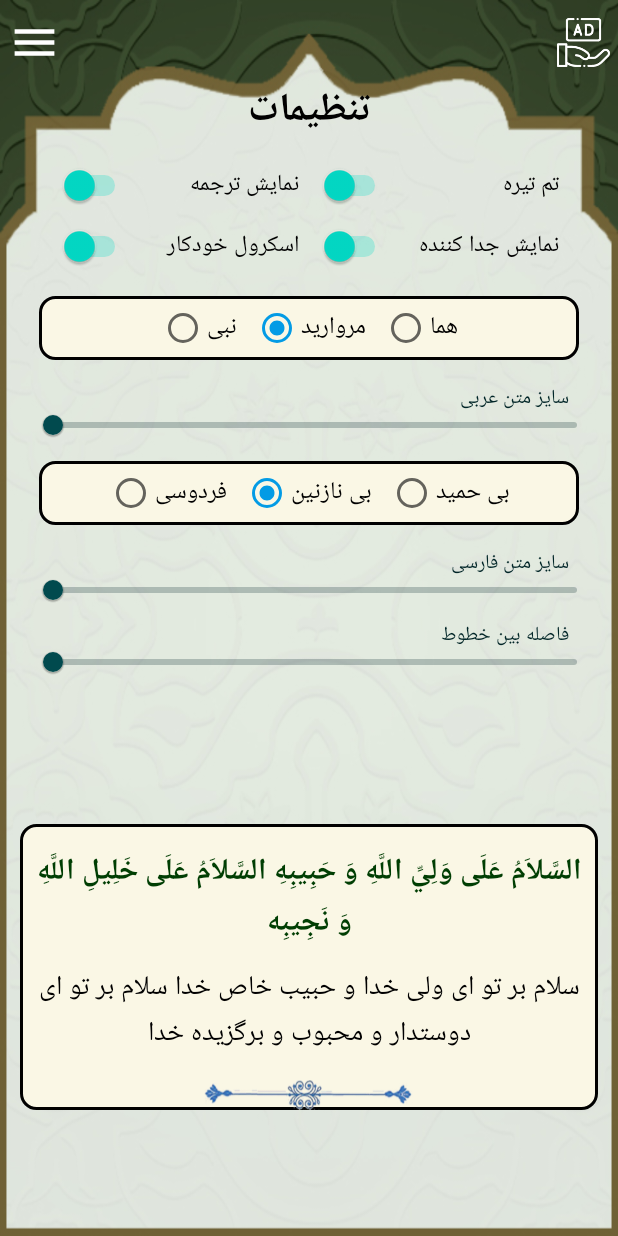
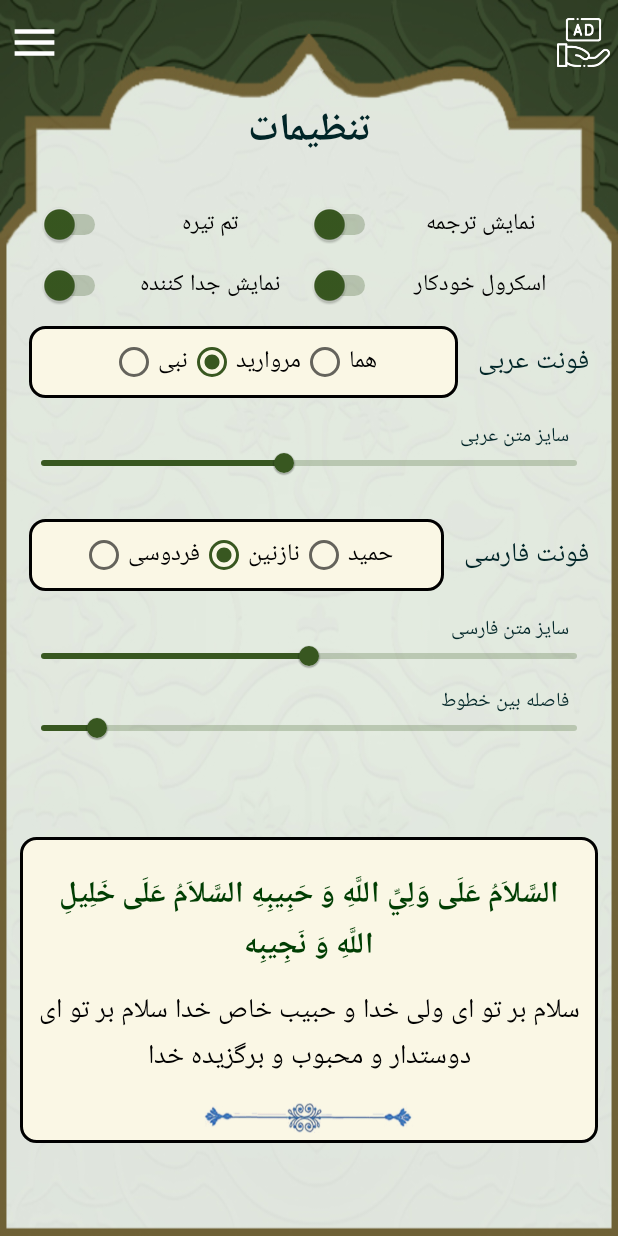
Before and after one commit to mohammadyt9731/Arbaeen-Pilgirmage, an Android app: the screen it shows after launch (MainActivity), in the side drawer, after a tap on "تنظیمات", on a phone screen of 412 x 824 dp. Run offline under Robolectric (Android 15) with nearby library versions, the phone set to English and light mode, and no system bars; our stand-ins replace sdp/ssp sizes; libraries missing offline, so code that uses them is left out: ir.tapsell.plus, ir.tapsell.sdk; 5 statements that could not run were skipped.

Commit message:
design setting view

```diff
--- a/app/src/main/res/layout/fragment_arabic_font.xml
+++ b/app/src/main/res/layout/fragment_arabic_font.xml
@@ -33,19 +33,19 @@
 
                 <RadioButton
                     android:id="@+id/rb_arabic_font3"
-                    style="@style/radio_button_font"
+                    style="@style/rb_font_style"
                     android:text="@string/nabi"
                     />
 
                 <RadioButton
                     android:id="@+id/rb_arabic_font2"
-                    style="@style/radio_button_font"
+                    style="@style/rb_font_style"
                     android:checked="true"
                     android:text="@string/morvarid" />
 
                 <RadioButton
                     android:id="@+id/rb_arabic_font1"
-                    style="@style/radio_button_font"
+                    style="@style/rb_font_style"
                     android:text="@string/homa" />
 
             </RadioGroup>
--- a/app/src/main/res/layout/fragment_persian_font.xml
+++ b/app/src/main/res/layout/fragment_persian_font.xml
@@ -33,18 +33,18 @@
 
                 <RadioButton
                     android:id="@+id/rb_persian_font3"
-                    style="@style/radio_button_font"
+                    style="@style/rb_font_style"
                     android:text="فردوسی" />
 
                 <RadioButton
                     android:id="@+id/rb_persian_font2"
-                    style="@style/radio_button_font"
+                    style="@style/rb_font_style"
                     android:checked="true"
                     android:text="بی نازنین" />
 
                 <RadioButton
                     android:id="@+id/rb_persian_font1"
-                    style="@style/radio_button_font"
+                    style="@style/rb_font_style"
                     android:text="بی حمید" />
 
             </RadioGroup>
--- a/app/src/main/res/layout/fragment_setting.xml
+++ b/app/src/main/res/layout/fragment_setting.xml
@@ -10,27 +10,21 @@
     <androidx.constraintlayout.widget.ConstraintLayout
         android:layout_width="match_parent"
         android:layout_height="wrap_content"
-        android:background="@drawable/bg_study"
-
-        android:clickable="true">
+        android:background="@drawable/bg_study">
 
         <TextView
             android:id="@+id/tv_header_setting"
+            style="@style/tv_title_page_style"
             android:layout_width="match_parent"
-            android:layout_height="wrap_content"
-            android:layout_marginTop="@dimen/_40sdp"
-            android:gravity="center"
             android:text="@string/setting"
-            android:textColor="@color/black"
-            android:textSize="@dimen/_20ssp"
-            android:textStyle="bold"
             app:layout_constraintTop_toTopOf="parent" />
 
         <LinearLayout
-            android:id="@+id/ll_switch"
+            android:id="@+id/ll_switch_setting"
             android:layout_width="match_parent"
             android:layout_height="wrap_content"
-            android:layout_marginTop="@dimen/_10sdp"
+            android:layout_marginHorizontal="@dimen/_20sdp"
+            android:layout_marginTop="@dimen/_20sdp"
             android:orientation="vertical"
             app:layout_constraintTop_toBottomOf="@+id/tv_header_setting">
 
@@ -38,30 +32,16 @@
                 android:layout_width="match_parent"
                 android:layout_height="0dp"
                 android:layout_weight="1"
+                android:layoutDirection="rtl"
                 android:orientation="horizontal">
 
                 <Switch
-                    android:layout_width="0dp"
-                    android:layout_height="wrap_content"
-                    android:layout_marginLeft="@dimen/_30sdp"
-                    android:layout_marginRight="@dimen/_10sdp"
-                    android:layout_weight="1"
-                    android:checked="true"
-                    android:layoutDirection="rtl"
-                    android:text="@string/show_translation"
-                    android:textSize="@dimen/_12ssp"
-                    android:theme="@style/slider_theme" />
+                    style="@style/switch_style"
+                    android:text="@string/show_translation" />
 
                 <Switch
-                    android:layout_width="0dp"
-                    android:layout_height="wrap_content"
-                    android:layout_marginRight="@dimen/_30sdp"
-                    android:layout_weight="1"
-                    android:checked="true"
-                    android:layoutDirection="rtl"
-                    android:text="@string/dark_theme"
-                    android:textSize="@dimen/_12ssp"
-                    android:theme="@style/slider_theme" />
+                    style="@style/switch_style"
+                    android:text="@string/dark_theme" />
 
 
             </LinearLayout>
@@ -71,66 +51,56 @@
                 android:layout_height="0dp"
                 android:layout_marginTop="@dimen/_10sdp"
                 android:layout_weight="1"
+                android:layoutDirection="rtl"
                 android:orientation="horizontal">
 
                 <Switch
-                    android:layout_width="0dp"
-                    android:layout_height="wrap_content"
-                    android:layout_marginLeft="@dimen/_30sdp"
-                    android:layout_marginRight="@dimen/_10sdp"
-                    android:layout_weight="1"
-                    android:checked="true"
-                    android:layoutDirection="rtl"
-                    android:text="@string/auto_scroll"
-                    android:textSize="@dimen/_12ssp"
-                    android:theme="@style/slider_theme" />
+                    style="@style/switch_style"
+                    android:text="@string/auto_scroll" />
 
                 <Switch
-                    android:layout_width="0dp"
-                    android:layout_height="wrap_content"
-                    android:layout_marginRight="@dimen/_30sdp"
-                    android:layout_weight="1"
-                    android:checked="true"
-                    android:layoutDirection="rtl"
-                    android:text="نمایش جدا کننده"
-                    android:textSize="@dimen/_12ssp"
-                    android:theme="@style/slider_theme" />
+                    style="@style/switch_style"
+                    android:text="نمایش جدا کننده" />
 
 
             </LinearLayout>
 
         </LinearLayout>
 
+        <TextView
+            android:id="@+id/tv_arabic_font"
+            style="@style/tv_guide_font_style"
+            android:elevation="10dp"
+            android:text="فونت عربی"
+            app:layout_constraintBottom_toBottomOf="@id/rg_arabic_fonts"
+            app:layout_constraintRight_toRightOf="parent"
+            app:layout_constraintTop_toTopOf="@id/rg_arabic_fonts"
+
+
+            />
 
         <RadioGroup
             android:id="@+id/rg_arabic_fonts"
-            android:layout_marginHorizontal="@dimen/_20sdp"
-            android:layout_marginTop="@dimen/_15sdp"
-            android:layout_marginBottom="@dimen/_20sdp"
-            android:layout_width="match_parent"
-            android:layout_height="wrap_content"
-
-
-            android:background="@drawable/paragraph_background"
-            android:gravity="center"
-            android:orientation="horizontal"
-            app:layout_constraintTop_toBottomOf="@id/ll_switch"
-            >
+            style="@style/rg_font_setting_style"
+            android:layout_width="0dp"
+            app:layout_constraintLeft_toLeftOf="parent"
+            app:layout_constraintRight_toLeftOf="@id/tv_arabic_font"
+            app:layout_constraintTop_toBottomOf="@id/ll_switch_setting">
 
             <RadioButton
                 android:id="@+id/rb_arabic_font3"
-                style="@style/radio_button_font"
+                style="@style/rb_font_style"
                 android:text="@string/nabi" />
 
             <RadioButton
                 android:id="@+id/rb_arabic_font2"
-                style="@style/radio_button_font"
+                style="@style/rb_font_style"
                 android:checked="true"
                 android:text="@string/morvarid" />
 
             <RadioButton
                 android:id="@+id/rb_arabic_font1"
-                style="@style/radio_button_font"
+                style="@style/rb_font_style"
                 android:text="@string/homa" />
 
         </RadioGroup>
@@ -146,38 +116,49 @@
         <com.google.android.material.slider.Slider
             android:id="@+id/slider_arabic_text_size"
             style="@style/slider_style"
+            android:valueFrom="12"
+            android:valueTo="34"
+            android:value="22"
+          android:stepSize="1"
             android:layout_width="match_parent"
             android:layout_marginTop="@dimen/_15sdp"
             app:layout_constraintTop_toBottomOf="@id/rg_arabic_fonts" />
 
+        <TextView
+            android:id="@+id/tv_persian_font"
+            style="@style/tv_guide_font_style"
+            android:elevation="10dp"
+            android:text="فونت فارسی"
+            app:layout_constraintBottom_toBottomOf="@id/rg_persian_fonts"
+            app:layout_constraintRight_toRightOf="parent"
+            app:layout_constraintTop_toTopOf="@id/rg_persian_fonts"
+
+
+            />
 
         <RadioGroup
             android:id="@+id/rg_persian_fonts"
-            android:layout_width="match_parent"
-            android:layout_height="wrap_content"
-            android:layout_marginHorizontal="@dimen/_20sdp"
-            android:layout_marginBottom="@dimen/_10sdp"
-            app:layout_constraintTop_toBottomOf="@id/slider_arabic_text_size"
-            android:background="@drawable/paragraph_background"
-            android:gravity="center"
-            android:orientation="horizontal"
-            >
+            style="@style/rg_font_setting_style"
+            android:layout_width="0dp"
+            app:layout_constraintRight_toLeftOf="@id/tv_persian_font"
+            app:layout_constraintLeft_toLeftOf="parent"
+            app:layout_constraintTop_toBottomOf="@id/slider_arabic_text_size">
 
             <RadioButton
                 android:id="@+id/rb_persian_font3"
-                style="@style/radio_button_font"
+                style="@style/rb_font_style"
                 android:text="فردوسی" />
 
             <RadioButton
                 android:id="@+id/rb_persian_font2"
-                style="@style/radio_button_font"
+                style="@style/rb_font_style"
                 android:checked="true"
-                android:text="بی نازنین" />
+                android:text="نازنین" />
 
             <RadioButton
                 android:id="@+id/rb_persian_font1"
-                style="@style/radio_button_font"
-                android:text="بی حمید" />
+                style="@style/rb_font_style"
+                android:text="حمید" />
 
         </RadioGroup>
 
@@ -191,9 +172,13 @@
         <com.google.android.material.slider.Slider
             android:id="@+id/slider_persian_text_size"
             style="@style/slider_style"
+            android:layout_width="match_parent"
+            android:valueFrom="10"
+            android:value="20"
+            android:valueTo="30"
+            android:stepSize="1"
             android:layout_marginTop="@dimen/_15sdp"
-            android:layout_width="match_parent"
-           app:layout_constraintTop_toBottomOf="@id/rg_persian_fonts" />
+            app:layout_constraintTop_toBottomOf="@id/rg_persian_fonts" />
 
         <TextView
             style="@style/tv_guide_slider_style"
@@ -204,19 +189,24 @@
         <com.google.android.material.slider.Slider
             android:id="@+id/slider_line_spacing"
             style="@style/slider_style"
+            android:valueFrom="0"
+            android:valueTo="10"
+            android:stepSize="1"
+            android:value="1"
             android:layout_width="match_parent"
-app:layout_constraintTop_toBottomOf="@id/slider_persian_text_size"
-            />
+            app:layout_constraintTop_toBottomOf="@id/slider_persian_text_size" />
 
         <LinearLayout
+            android:padding="@dimen/_5sdp"
             android:id="@+id/ll_sample_paragraph"
             android:layout_width="match_parent"
             android:layout_height="wrap_content"
-            android:layout_margin="@dimen/_10sdp"
+            android:layout_marginHorizontal="@dimen/_10sdp"
             android:background="@drawable/paragraph_background"
             android:orientation="vertical"
-            app:layout_constraintTop_toBottomOf="@id/slider_line_spacing"
-            app:layout_constraintBottom_toBottomOf="parent">
+            android:layout_marginBottom="@dimen/_10sdp"
+            app:layout_constraintBottom_toBottomOf="parent"
+            app:layout_constraintTop_toBottomOf="@id/slider_line_spacing">
 
             <TextView
                 android:id="@+id/tv_arabic_text"
--- /dev/null
+++ b/app/src/main/res/values/Integers.xml
@@ -0,0 +1,15 @@
+<?xml version="1.0" encoding="utf-8"?>
+<resources>
+
+    <integer name="max_arabic_text_size">12</integer>
+    <integer name="min_arabic_text_size">34</integer>
+
+    <integer name="max_persian_text_size">10</integer>
+    <integer name="min_persian_text_size">30</integer>
+
+    <integer name="max_line_space">0</integer>
+    <integer name="min_line_space">1</integer>
+
+
+
+</resources>
--- a/app/src/main/res/values/styles.xml
+++ b/app/src/main/res/values/styles.xml
@@ -5,9 +5,6 @@
         <item name="colorPrimary">@color/blue_400</item>
         <item name="colorPrimaryDark">#032B4A</item>
         <item name="colorAccent">@color/blue_400</item>
-
-
-
 
 
     </style>
@@ -22,8 +19,6 @@
         <item name="android:layout_width">50dp</item>
         <item name="android:layout_height">50dp</item>
         <item name="android:onClick">onClick</item>
-
-
 
 
     </style>
@@ -77,17 +72,17 @@
 
     <style name="switch_style">
 
+        <item name="android:layout_width">0dp</item>
+        <item name="android:layout_height">wrap_content</item>
+        <item name="android:layout_weight">1</item>
         <item name="android:gravity">center</item>
-        <item name="android:background">@drawable/switch_background</item>
-        <item name="android:layout_width">match_parent</item>
-        <item name="android:layout_height">wrap_content</item>
-        <item name="android:padding">10dp</item>
-        <item name="android:layout_marginLeft">40dp</item>
-        <item name="android:layout_marginRight">40dp</item>
-        <item name="android:textSize">16sp</item>
-        <item name="switchMinWidth">50dp</item>
-        <item name="android:textStyle">bold</item>
-        <item name="android:layout_marginTop">@dimen/space_medium</item>
+        <item name="android:layoutDirection">rtl</item>
+        <item name="android:textSize">@dimen/_12ssp</item>
+        <item name="android:checked">true</item>
+        <item name="android:theme">@style/slider_theme</item>
+
+
+
 
 
 
@@ -108,14 +103,14 @@
     </style>
 
 
-    <style name="radio_button_font">
+    <style name="rb_font_style">
 
         <item name="android:layout_width">wrap_content</item>
         <item name="android:layout_height">wrap_content</item>
         <item name="android:gravity">center</item>
         <item name="android:textColor">@color/black</item>
         <item name="android:textSize">@dimen/text_size_medium</item>
-        <item name="android:layout_margin">@dimen/space_small</item>
+        <item name="android:theme">@style/slider_theme</item>
 
     </style>
 
@@ -136,7 +131,7 @@
     </style>
 
 
-    <style name="seek_bar_style" >
+    <style name="seek_bar_style">
         <item name="backgroundTint">@color/blue_200</item>
         <item name="android:progressTint">@color/blue_900</item>
     </style>
@@ -182,9 +177,7 @@
     </style>
 
 
-
-
-    <style name="PopupMenu" >
+    <style name="PopupMenu">
 
 
         <item name="android:itemBackground">#014003</item>
@@ -196,8 +189,9 @@
 
 
     <style name="slider_theme" parent="Theme.MaterialComponents.Light.NoActionBar">
-        <!-- Add attributes here -->
-        <item name="colorPrimary">@color/green_900</item>
+
+        <item name="colorControlActivated">#385720</item>
+        <item name="colorPrimary">#385720</item>
 
     </style>
 
@@ -206,14 +200,15 @@
         <item name="android:layout_width">match_parent</item>
         <item name="android:layout_height">wrap_content</item>
         <item name="android:theme">@style/slider_theme</item>
-        <item name="android:layout_marginLeft">@dimen/_15sdp</item>
+        <item name="android:layout_marginLeft">@dimen/_10sdp</item>
         <item name="android:layout_marginRight">@dimen/_10sdp</item>
         <item name="thumbRadius">@dimen/_5sdp</item>
-        <item name="thumbColor">@color/green_600</item>
+        <item name="tickColor">@android:color/transparent</item>
+
 
     </style>
+
     <style name="tv_guide_slider_style">
-
         <item name="android:layout_width">wrap_content</item>
         <item name="android:layout_height">wrap_content</item>
         <item name="android:layout_marginRight">@dimen/_15sdp</item>
@@ -221,8 +216,43 @@
         <item name="android:textColor">@color/green_900</item>
         <item name="android:layout_marginTop">-5dp</item>
 
+    </style>
+
+    <style name="tv_guide_font_style">
+        <item name="android:layout_width">wrap_content</item>
+        <item name="android:layout_height">wrap_content</item>
+        <item name="android:layout_marginRight">@dimen/_15sdp</item>
+        <item name="android:textSize">@dimen/_14ssp</item>
+        <item name="android:textColor">@color/green_900</item>
 
 
     </style>
 
+    <style name="tv_title_page_style">
+        <item name="android:layout_width">match_parent</item>
+        <item name="android:layout_height">wrap_content</item>
+        <item name="android:layout_marginTop">@dimen/_50sdp</item>
+        <item name="android:textSize">@dimen/_20ssp</item>
+        <item name="android:textColor">@color/green_900</item>
+        <item name="android:textStyle">bold</item>
+        <item name="android:gravity">center</item>
+
+    </style>
+
+    <style name="rg_font_setting_style">
+        <item name="android:layout_width">match_parent</item>
+        <item name="android:layout_height">wrap_content</item>
+        <item name="android:layout_marginRight">@dimen/_10sdp</item>
+        <item name="android:layout_marginLeft">@dimen/_15sdp</item>
+        <item name="android:layout_marginTop">@dimen/_10sdp</item>
+        <item name="android:layout_marginBottom">@dimen/_20sdp</item>
+        <item name="android:gravity">center</item>
+        <item name="android:background">@drawable/paragraph_background</item>
+        <item name="android:orientation">horizontal</item>
+
+
+    </style>
+
+
+
 </resources>
```
